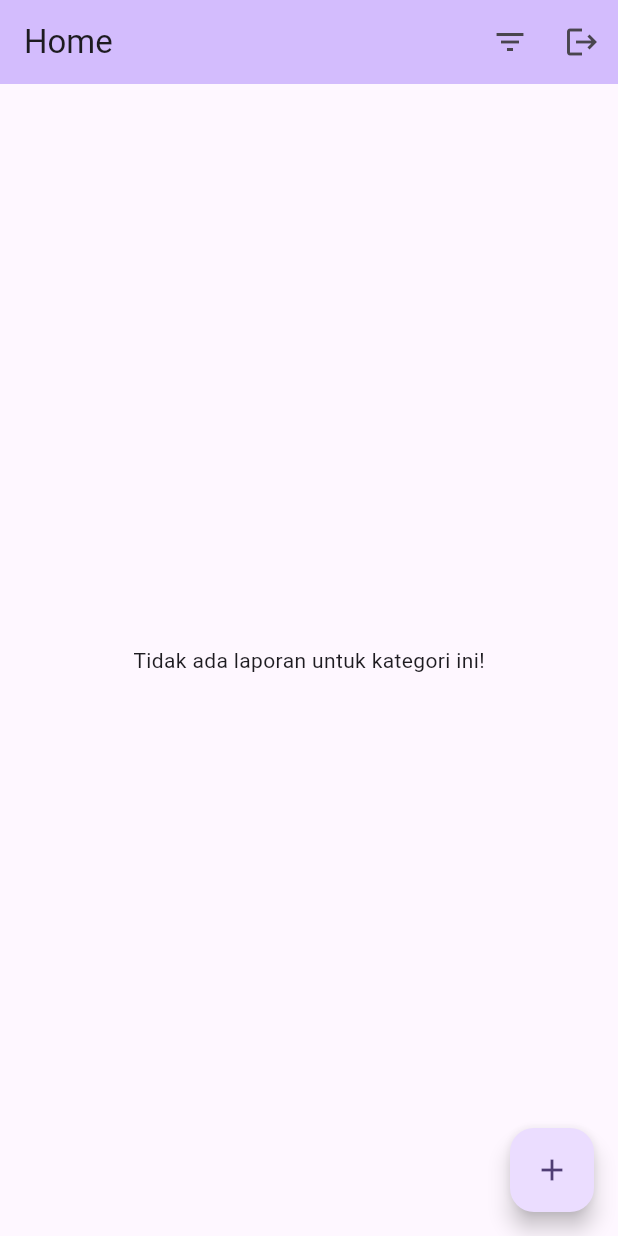
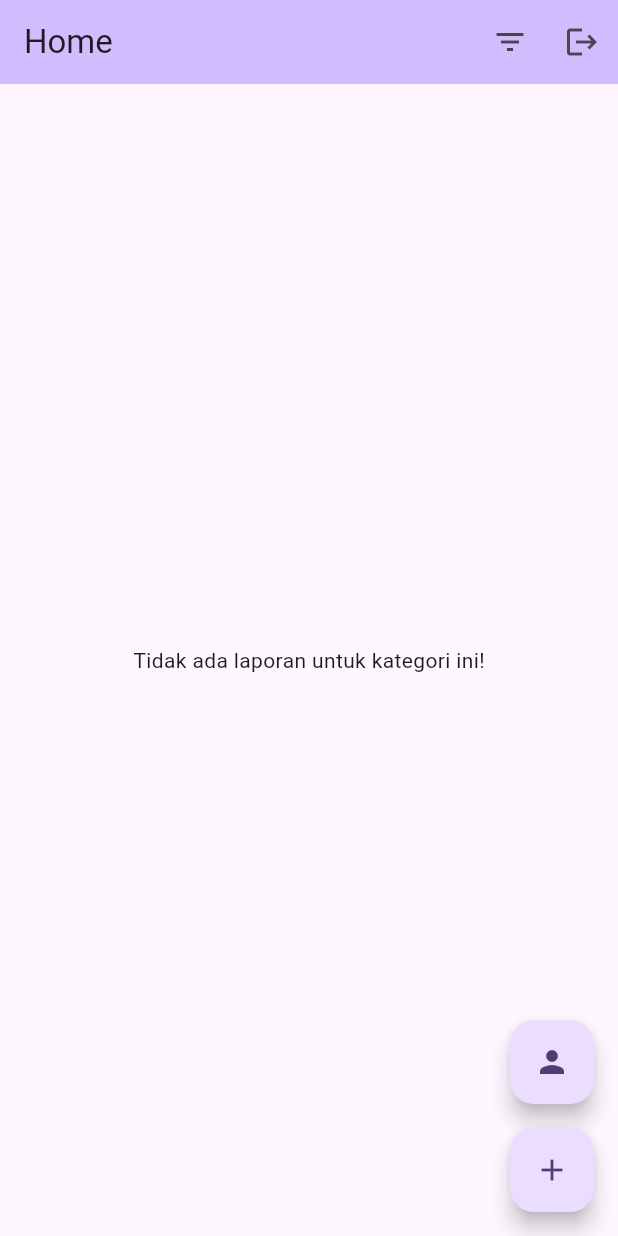
Before and after one commit to Mobile-Programming-MDP/project-latihan-pab2-syafiraazzahra24, a Flutter app: the HomeScreen screen opened directly, on a phone screen of 412 x 824 dp. Run offline on Flutter 3.47's test engine with Material 3 defaults, Android fonts, the phone set to English and light mode, and no system bars; our stand-ins replace cloud_firestore, firebase_auth, firebase_core, firebase_database, flutter_image_compress, geolocator and 4 more; accounts and stored records are empty.

Commit message:
update home screen

```diff
--- a/fasum/lib/screens/home_screen.dart
+++ b/fasum/lib/screens/home_screen.dart
@@ -4,6 +4,7 @@ import 'package:cloud_firestore/cloud_firestore.dart';
 import 'package:fasum/screens/add_post_screen.dart';
 import 'package:fasum/screens/detail_screen.dart';
 import 'package:fasum/screens/edit_post_screen.dart';
+import 'package:fasum/screens/my_posts_screen.dart';
 import 'package:fasum/screens/sign_in_screen.dart';
 import 'package:firebase_auth/firebase_auth.dart';
 import 'package:flutter/material.dart';
@@ -17,6 +18,7 @@ class HomeScreen extends StatefulWidget {
 }
 
 class _HomeScreenState extends State<HomeScreen> {
+  String? _currentUserId;
   String? selectedCategory;
   //ambil dari add_post_screen
   List<String> categories = [
@@ -312,6 +314,35 @@ class _HomeScreenState extends State<HomeScreen> {
     );
   }
 
+  Stream<QuerySnapshot<Map<String, dynamic>>>? _getPostsStream() {
+    if (selectedCategory == null) {
+      // Return all posts if no category is selected
+      print("Filter by user id ${_currentUserId}");
+      return FirebaseFirestore.instance
+          .collection("posts")
+          .where("userId", isNotEqualTo: _currentUserId)
+          .orderBy('createdAt', descending: true)
+          .snapshots();
+    } else {
+      // Return posts filtered by the selected category
+      print("Filter by Category ${selectedCategory}");
+      return FirebaseFirestore.instance
+          .collection("posts")
+          .where("category", isEqualTo: selectedCategory)
+          .orderBy('createdAt', descending: true)
+          .snapshots();
+    }
+  }
+
+  @override
+  void initState() {
+    super.initState();
+    final currentUser = FirebaseAuth.instance.currentUser;
+    if (currentUser != null) {
+      _currentUserId = currentUser.uid;
+    }
+  }
+
   @override
   Widget build(BuildContext context) {
     return Scaffold(
@@ -336,20 +367,37 @@ class _HomeScreenState extends State<HomeScreen> {
           setState(() {});
         },
         child: StreamBuilder(
-          stream: FirebaseFirestore.instance
-              .collection("posts")
-              .orderBy('createdAt', descending: true)
-              .snapshots(),
+          key: const ValueKey("postsStream"),
+          stream: _getPostsStream(),
           builder: (context, snapshot) {
-            if (!snapshot.hasData) {
+            print("Start");
+            //print("Data " + snapshot.data!.docs.length.toString());
+            print("Has Data ${snapshot.hasData}");
+            print("Category ${selectedCategory}");
+            //print("Has Data ${snapshot.hasData}");
+            //print(snapshot.data?.docs);
+
+            if (snapshot.hasError) {
+              print("Trapped in has error ${!snapshot.hasData}");
+              print("${snapshot.error}");
+
+              return Center(child: Text('Error: ${snapshot.error}'));
+            }
+
+            if (snapshot.connectionState == ConnectionState.waiting) {
+              print("Trapped in Laoding Data ${!snapshot.hasData}");
+              //print("Data " + snapshot.data!.docs.length.toString());
               return const Center(child: CircularProgressIndicator());
             }
 
-            final posts = snapshot.data!.docs.where((doc) {
-              final data = doc.data();
-              final category = data['category'] ?? 'Lainnya';
-              return selectedCategory == null || selectedCategory == category;
-            }).toList();
+            final posts = snapshot.data!.docs;
+            //.where((doc) {
+            //   final data = doc.data();
+            //   final category = data['category'] ?? 'Lainnya';
+            //   return true;
+            //   //return selectedCategory == null || selectedCategory == category;
+            // });
+            //.toList();
 
             if (posts.isEmpty) {
               return const Center(
@@ -370,7 +418,6 @@ class _HomeScreenState extends State<HomeScreen> {
                 final latitude = data['latitude'];
                 final longitude = data['longitude'];
                 final category = data['category'] ?? 'Lainnya';
-                final currentUser = FirebaseAuth.instance.currentUser;
                 final userId = data['userId'] ?? "";
                 //parse ke DateTime
                 final createdAt = DateTime.parse(createdAtStr);
@@ -438,6 +485,7 @@ class _HomeScreenState extends State<HomeScreen> {
                                         ),
                                       ),
                                       const SizedBox(height: 6),
+                                      Text(category)
                                     ],
                                   ),
                                   Row(
@@ -455,8 +503,7 @@ class _HomeScreenState extends State<HomeScreen> {
                                               Icons.thumb_up,
                                               size: 20,
                                               color: (data['likes'] ?? [])
-                                                      .contains(
-                                                          currentUser?.uid)
+                                                      .contains(_currentUserId)
                                                   ? Colors.blue
                                                   : Colors.grey,
                                             ),
@@ -490,8 +537,7 @@ class _HomeScreenState extends State<HomeScreen> {
                                               Icons.comment,
                                               size: 20,
                                               color: (data['comments'] ?? [])
-                                                      .contains(
-                                                          currentUser?.uid)
+                                                      .contains(_currentUserId)
                                                   ? Colors.blue
                                                   : Colors.grey,
                                             ),
@@ -513,8 +559,7 @@ class _HomeScreenState extends State<HomeScreen> {
                                       ),
 
                                       //Menu Edit dan Hapus
-                                      if (currentUser != null &&
-                                          currentUser.uid == userId)
+                                      if (_currentUserId == userId)
                                         Row(
                                           children: [
                                             const SizedBox(
@@ -616,7 +661,21 @@ class _HomeScreenState extends State<HomeScreen> {
           },
         ),
       ),
-      floatingActionButton: FloatingActionButton(
+      floatingActionButton: Column(
+        mainAxisSize: MainAxisSize.min,
+        children: [
+          FloatingActionButton(
+            heroTag: "myPostButton",
+            onPressed: () {
+              Navigator.of(context).push(
+                MaterialPageRoute(builder: (context) => MyPostsScreen()),
+              );
+            },
+            child: const Icon(Icons.person),
+          ),
+          const SizedBox(height: 16),
+          FloatingActionButton(
+            heroTag: "addPostButton",
             onPressed: () {
               Navigator.of(context).push(
                 MaterialPageRoute(builder: (context) => AddPostScreen()),
@@ -624,6 +683,8 @@ class _HomeScreenState extends State<HomeScreen> {
             },
             child: const Icon(Icons.add),
           ),
+        ],
+      ),
     );
   }
 }
```
Lines whose indentation alone changed are shown as unchanged.
